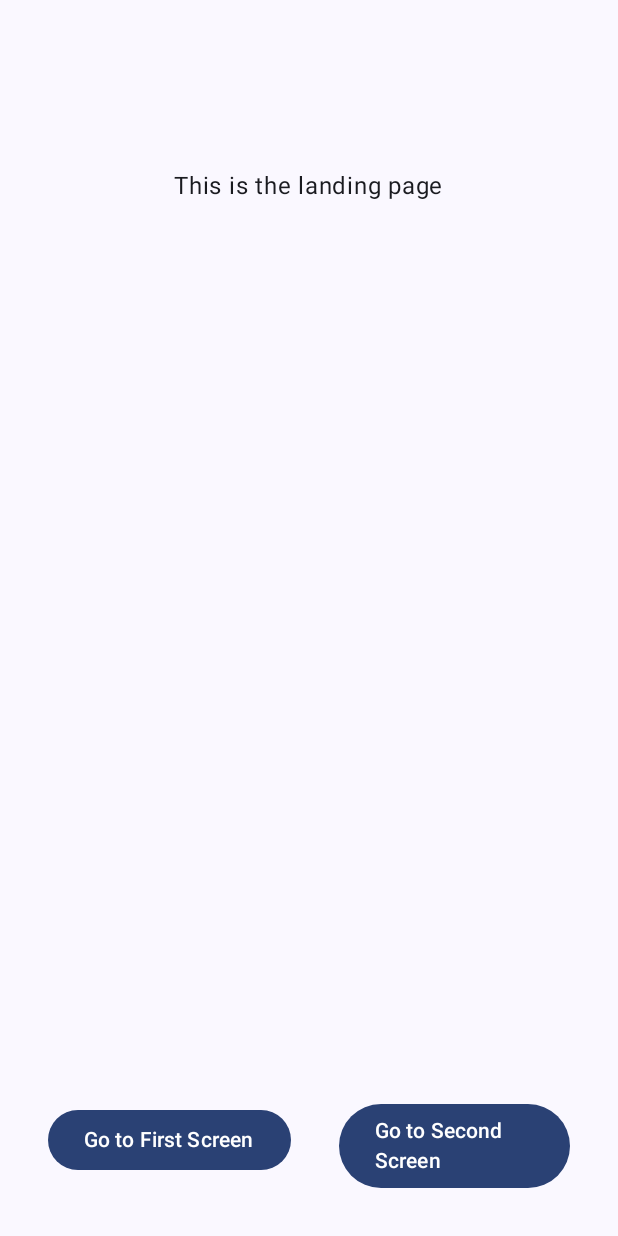
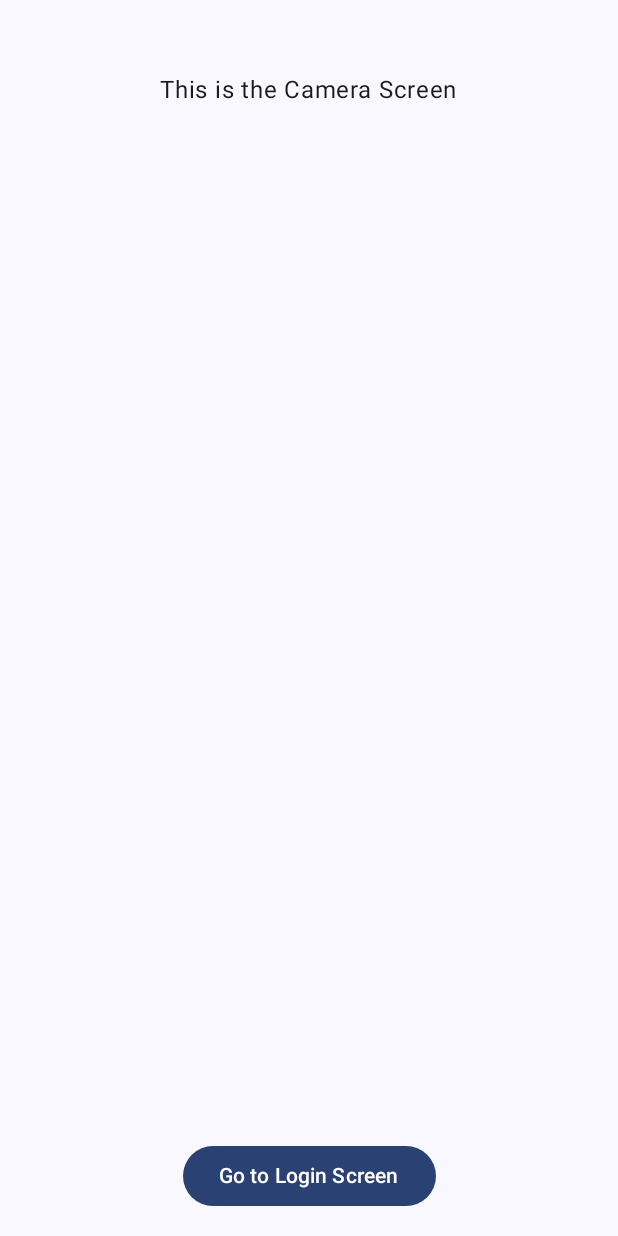
Before and after one commit to JugalBili/chameleon, an Android app built with Jetpack Compose: the CameraScreen screen opened through its navigation route, on a phone screen of 412 x 824 dp. Run offline under Robolectric (Android 15) with nearby library versions, the phone set to English and light mode, and no system bars.

Commit message:
Cleaning up pages and renaming pages

```diff
--- a/frontend/Chameleon/app/src/main/java/cs446/project/chameleon/LandingPage.kt
+++ b/frontend/Chameleon/app/src/main/java/cs446/project/chameleon/CameraScreen.kt
@@ -2,7 +2,6 @@ package cs446.project.chameleon
 
 import androidx.compose.foundation.layout.Arrangement
 import androidx.compose.foundation.layout.Row
-import androidx.compose.foundation.layout.fillMaxSize
 import androidx.compose.foundation.layout.fillMaxWidth
 import androidx.compose.foundation.layout.padding
 import androidx.compose.material3.Button
@@ -13,48 +12,34 @@ import androidx.compose.ui.Modifier
 import androidx.compose.ui.unit.dp
 import androidx.navigation.NavHostController
 
-
 @Composable
-fun LandingPage(navController: NavHostController) {
+fun CameraScreen(navController: NavHostController) {
     Scaffold(
-        modifier = Modifier.fillMaxSize(),
-
         content = { padding ->
             Row (
                 modifier = Modifier
-                    .fillMaxWidth()
-                    .padding(64.dp),
+                    .fillMaxWidth(),
                 horizontalArrangement = Arrangement.Center
             ) {
                 Text (
-                    text = "This is the landing page",
+                    text = "This is the Camera Screen",
                     modifier = Modifier.padding(48.dp)
                 )
             }
-
-
         },
         bottomBar = {
-            Row(
+            Row (
                 modifier = Modifier
-                    .fillMaxWidth()
-                    .padding(16.dp),
-                horizontalArrangement = Arrangement.SpaceEvenly
+                    .fillMaxWidth(),
+                horizontalArrangement = Arrangement.Center
             ) {
                 Button(
-                    onClick = { navController.navigate("first_screen/TESTBOBLINE84") },
+                    onClick = { navController.navigate("login_page") },
                     modifier = Modifier.padding(16.dp)
                 ) {
-                    Text(text = "Go to First Screen")
-                }
-                Button(
-                    onClick = { navController.navigate("second_screen") },
-                    modifier = Modifier.padding(16.dp)
-                ) {
-                    Text(text = "Go to Second Screen")
+                    Text(text = "Go to Login Screen")
                 }
             }
         }
-
     )
 }
--- a/frontend/Chameleon/app/src/main/java/cs446/project/chameleon/SecondScreen.kt
+++ b/frontend/Chameleon/app/src/main/java/cs446/project/chameleon/LoginPage.kt
@@ -2,6 +2,7 @@ package cs446.project.chameleon
 
 import androidx.compose.foundation.layout.Arrangement
 import androidx.compose.foundation.layout.Row
+import androidx.compose.foundation.layout.fillMaxSize
 import androidx.compose.foundation.layout.fillMaxWidth
 import androidx.compose.foundation.layout.padding
 import androidx.compose.material3.Button
@@ -12,34 +13,48 @@ import androidx.compose.ui.Modifier
 import androidx.compose.ui.unit.dp
 import androidx.navigation.NavHostController
 
+
 @Composable
-fun SecondScreen(navController: NavHostController) {
+fun LoginPage(navController: NavHostController) {
     Scaffold(
+        modifier = Modifier.fillMaxSize(),
+
         content = { padding ->
             Row (
                 modifier = Modifier
-                    .fillMaxWidth(),
+                    .fillMaxWidth()
+                    .padding(64.dp),
                 horizontalArrangement = Arrangement.Center
             ) {
-                Text(
-                    text = "This is the Second Screen",
+                Text (
+                    text = "This is the login page",
                     modifier = Modifier.padding(48.dp)
                 )
             }
+
+
         },
         bottomBar = {
-            Row (
+            Row(
                 modifier = Modifier
-                    .fillMaxWidth(),
-                horizontalArrangement = Arrangement.Center
+                    .fillMaxWidth()
+                    .padding(10.dp),
+                horizontalArrangement = Arrangement.SpaceEvenly
             ) {
                 Button(
-                    onClick = { navController.navigate("landing_page") },
-                    modifier = Modifier.padding(16.dp)
+                    onClick = { navController.navigate("camera_screen") },
+                    modifier = Modifier.padding(10.dp).weight(1f)
                 ) {
-                    Text(text = "Go to MAIN SCREEN")
+                    Text(text = "Go to Camera Screen")
+                }
+                Button(
+                    onClick = { navController.navigate("profile_screen") },
+                    modifier = Modifier.padding(10.dp).weight(1f)
+                ) {
+                    Text(text = "Go to Login Screen")
                 }
             }
         }
+
     )
 }
--- a/frontend/Chameleon/app/src/main/java/cs446/project/chameleon/MainActivity.kt
+++ b/frontend/Chameleon/app/src/main/java/cs446/project/chameleon/MainActivity.kt
@@ -4,15 +4,9 @@ import android.os.Bundle
 import androidx.activity.ComponentActivity
 import androidx.activity.compose.setContent
 import androidx.activity.enableEdgeToEdge
-import androidx.compose.material3.Text
-import androidx.compose.runtime.Composable
-import androidx.compose.ui.Modifier
-import androidx.compose.ui.tooling.preview.Preview
-import androidx.navigation.NavType
 import androidx.navigation.compose.NavHost
 import androidx.navigation.compose.composable
 import androidx.navigation.compose.rememberNavController
-import androidx.navigation.navArgument
 import cs446.project.chameleon.ui.theme.ChameleonTheme
 
 class MainActivity : ComponentActivity() {
@@ -25,40 +19,19 @@ class MainActivity : ComponentActivity() {
 
                 NavHost(
                     navController = navController,
-                    startDestination = "landing_page"
+                    startDestination = "login_page"
                 ) {
-                    composable("landing_page" ) {
-                        LandingPage(navController)
+                    composable("login_page") {
+                        LoginPage(navController)
                     }
-                    composable(
-                        "first_screen/{name}",
-                        arguments = listOf(navArgument("name") { type = NavType.StringType })
-                    ) { backStackEntry ->
-                        val name = backStackEntry.arguments?.getString("name") ?: "DEFAULT_NAME" // this doesnt do anything?
-                        FirstScreen(navController, name)
+                    composable("camera_screen") {
+                        CameraScreen(navController)
                     }
-                    composable("second_screen") { SecondScreen(navController) }
+                    composable("profile_screen") {
+                        ProfileScreen(navController)
+                    }
                 }
             }
         }
     }
 }
-
-
-
-
-@Composable
-fun Greeting(name: String, modifier: Modifier = Modifier) {
-    Text(
-        text = "Hello $name!",
-        modifier = modifier
-    )
-}
-
-@Preview(showBackground = true)
-@Composable
-fun GreetingPreview() {
-    ChameleonTheme {
-        Greeting("Android")
-    }
-}
```
Also changed, not shown: frontend/Chameleon/app/src/main/java/cs446/project/chameleon/ProfileScreen.kt (renamed from frontend/Chameleon/app/src/main/java/cs446/project/chameleon/FirstScreen.kt, +5 -5 lines), frontend/Chameleon/app/src/main/AndroidManifest.xml (line endings or trailing spaces).
